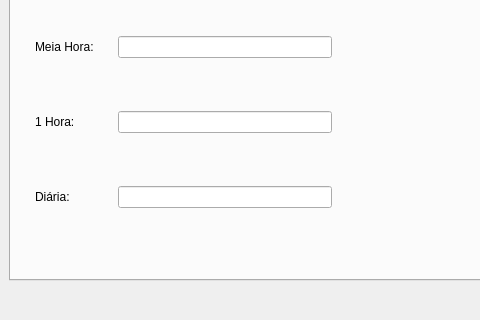
Qt form ParkManager/designer_files/configuracao.ui (Chip000/ParkManager) before a commit; both pictures show x 0 to 480 and y 147 to 467 of the 797 by 467 pixel window.
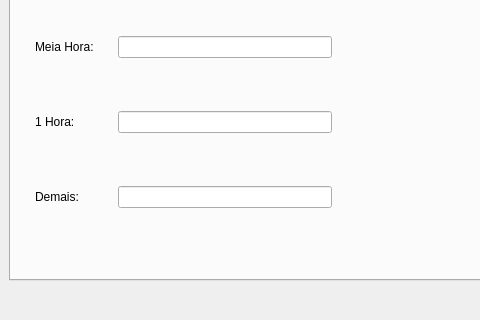
The same form after that commit. The open tabs and pages were chosen to show the change. Icons and pictures are not drawn.

Commit message:
- designer_files/configuracao.ui - python_package/configuracaoex.py Troca de diária para demais horas
- python_package/pagtoex.py
Troca do calculo para:
valor meia, valor hora ou valor hora + demais horas

- python_package/relatorioex.py
sort das datas dia/mes/ano para anomesdia.
Motivo: sort estava entendendo o '/' como divisão. Então:
"01/11/2016" < "01/10/2016" era verdadeiro.

Diff of the .ui file:
```diff
--- a/ParkManager/designer_files/configuracao.ui
+++ b/ParkManager/designer_files/configuracao.ui
@@ -200,7 +200,7 @@
        <item row="3" column="0">
         <widget class="QLabel" name="diariaLabel">
          <property name="text">
-          <string>Diária:</string>
+          <string>Demais:</string>
          </property>
         </widget>
        </item>
```
Left out of the diff: 8 changed lines with no effect on the pictures. The commit also changes 3 other files.
